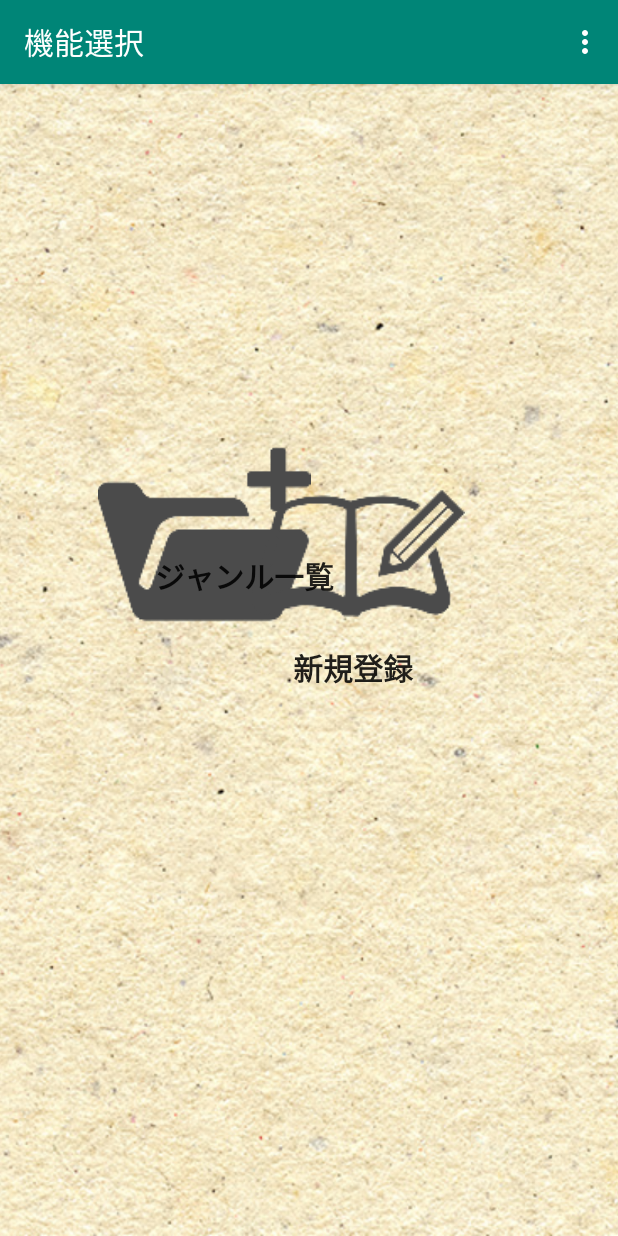
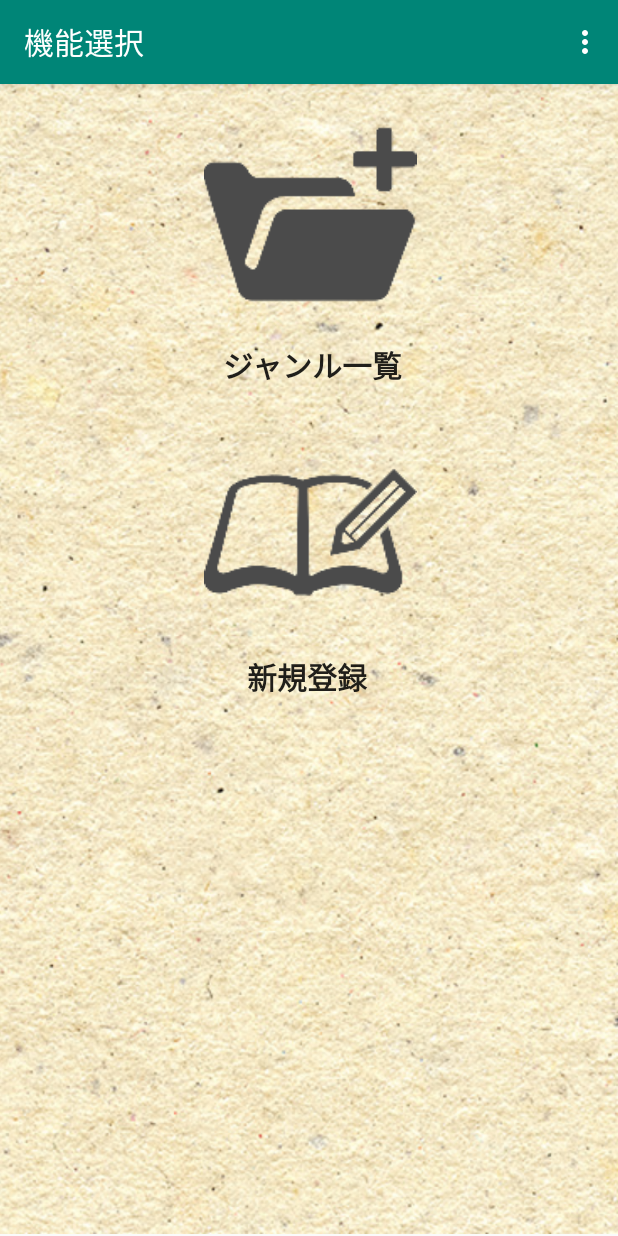
Before and after one commit to AzzFirstGroup/AnythingManagement, an Android app: the FirstActivity screen opened directly, with no data from a screen before it, on a phone screen of 412 x 824 dp. Run offline under Robolectric (Android 15) with nearby library versions, the phone set to English and light mode, and no system bars.

Commit message:
レイアウト修正

```diff
--- a/source/app/src/main/res/layout/first.xml
+++ b/source/app/src/main/res/layout/first.xml
@@ -8,23 +8,25 @@
     tools:context=".FirstActivity">
 
     <ImageView
+        android:id="@+id/imageView2"
         android:layout_width="0dp"
         android:layout_height="0dp"
+        android:layout_marginBottom="1dp"
         android:scaleType="centerCrop"
         android:src="@drawable/japanese_paper_00030"
         app:layout_constraintBottom_toBottomOf="parent"
+        app:layout_constraintHorizontal_bias="0.0"
         app:layout_constraintLeft_toLeftOf="parent"
         app:layout_constraintRight_toRightOf="parent"
-        app:layout_constraintTop_toTopOf="parent" />
+        app:layout_constraintTop_toTopOf="parent"
+        app:layout_constraintVertical_bias="1.0" />
 
     <Button
         android:id="@+id/bGenreList"
         android:layout_width="177dp"
-        android:layout_height="64dp"
-        android:layout_marginStart="68dp"
-        android:layout_marginTop="8dp"
-        android:layout_marginEnd="8dp"
-        android:layout_marginBottom="408dp"
+        android:layout_height="50dp"
+        android:layout_marginBottom="407dp"
+        android:layout_marginStart="8dp"
         android:background="#00000000"
         android:backgroundTint="@color/MediumSpringGreen"
         android:onClick="onClick"
@@ -32,20 +34,18 @@
         android:textSize="20sp"
         android:textStyle="bold"
         app:layout_constraintBottom_toBottomOf="parent"
-        app:layout_constraintEnd_toEndOf="parent"
-        app:layout_constraintHorizontal_bias="0.037"
-        app:layout_constraintStart_toStartOf="parent"
-        app:layout_constraintTop_toTopOf="parent"
-        app:layout_constraintVertical_bias="1.0" />
+        app:layout_constraintEnd_toEndOf="@+id/imageButton"
+        app:layout_constraintHorizontal_bias="0.875"
+        app:layout_constraintStart_toStartOf="@+id/imageButton"
+        app:layout_constraintTop_toBottomOf="@+id/imageButton"
+        app:layout_constraintVertical_bias="0.027" />
 
     <Button
         android:id="@+id/bNewCreate"
-        android:layout_width="178dp"
-        android:layout_height="58dp"
-        android:layout_marginStart="8dp"
-        android:layout_marginTop="8dp"
-        android:layout_marginEnd="80dp"
+        android:layout_width="167dp"
+        android:layout_height="50dp"
         android:layout_marginBottom="8dp"
+        android:layout_marginEnd="8dp"
         android:background="#00000000"
         android:backgroundTint="@color/colorAccent"
         android:onClick="onClick"
@@ -53,48 +53,41 @@
         android:textSize="20sp"
         android:textStyle="bold"
         app:layout_constraintBottom_toBottomOf="parent"
-        app:layout_constraintEnd_toEndOf="parent"
-        app:layout_constraintHorizontal_bias="0.949"
-        app:layout_constraintStart_toStartOf="parent"
-        app:layout_constraintTop_toTopOf="parent"
-        app:layout_constraintVertical_bias="0.507" />
+        app:layout_constraintEnd_toEndOf="@+id/imageButton2"
+        app:layout_constraintHorizontal_bias="1.0"
+        app:layout_constraintStart_toStartOf="@+id/imageButton2"
+        app:layout_constraintTop_toBottomOf="@+id/imageButton2"
+        app:layout_constraintVertical_bias="0.0" />
 
     <ImageButton
         android:id="@+id/imageButton"
         android:layout_width="177dp"
         android:layout_height="142dp"
+        android:layout_marginEnd="7dp"
         android:layout_marginStart="8dp"
-        android:layout_marginTop="8dp"
-        android:layout_marginEnd="8dp"
-        android:layout_marginBottom="8dp"
+        android:layout_marginTop="16dp"
         android:background="#00000000"
         android:onClick="onClick"
         android:scaleType="fitCenter"
-        app:layout_constraintBottom_toBottomOf="parent"
         app:layout_constraintEnd_toEndOf="parent"
-        app:layout_constraintHorizontal_bias="0.179"
         app:layout_constraintStart_toStartOf="parent"
-        app:layout_constraintTop_toTopOf="parent"
-        app:layout_constraintVertical_bias="0.363"
+        app:layout_constraintTop_toTopOf="@+id/imageView2"
         app:srcCompat="@mipmap/ic_folder" />
 
     <ImageButton
         android:id="@+id/imageButton2"
         android:layout_width="179dp"
         android:layout_height="142dp"
+        android:layout_marginEnd="8dp"
         android:layout_marginStart="8dp"
-        android:layout_marginTop="8dp"
-        android:layout_marginEnd="80dp"
-        android:layout_marginBottom="8dp"
+        android:layout_marginTop="16dp"
         android:background="#00000000"
         android:onClick="onClick"
         android:scaleType="fitCenter"
-        app:layout_constraintBottom_toBottomOf="parent"
         app:layout_constraintEnd_toEndOf="parent"
-        app:layout_constraintHorizontal_bias="0.975"
+        app:layout_constraintHorizontal_bias="0.504"
         app:layout_constraintStart_toStartOf="parent"
-        app:layout_constraintTop_toTopOf="parent"
-        app:layout_constraintVertical_bias="0.384"
+        app:layout_constraintTop_toBottomOf="@+id/bGenreList"
         app:srcCompat="@mipmap/ic_pen_note" />
 
 </android.support.constraint.ConstraintLayout>
```
Also changed, not shown: source/app/src/main/java/azz/anythingmanagement/GenreListActivity.java (+26 -0 lines), source/app/src/main/res/layout/credit.xml (+34 -34 lines), source/app/src/main/res/layout/genrelist.xml (+19 -19 lines), source/app/src/main/res/layout/top.xml (+8 -8 lines).
